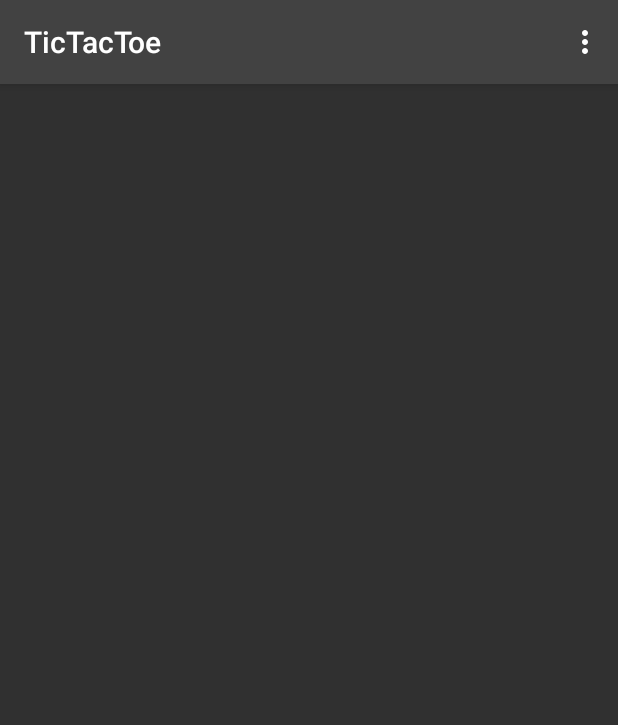
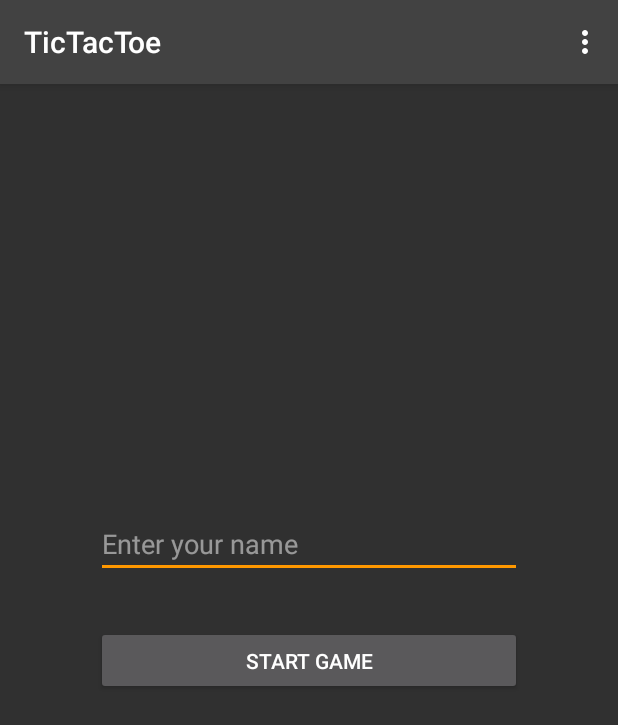
Before and after one commit to svendvd/TicTacToeAndroid, an Android app: the screen it shows after launch (MainActivity), in the options menu, after a tap on "Use Dark Theme", on a phone screen of 412 x 824 dp. Shown: the top 725 px of the screen. Run offline under Robolectric (Android 15) with nearby library versions, the phone set to English and light mode, and no system bars; our stand-ins replace ButterKnife.

Commit message:
Added Bindings.
Initial screen and actions.

```diff
--- a/app/build.gradle
+++ b/app/build.gradle
@@ -16,6 +16,11 @@ android {
             proguardFiles getDefaultProguardFile('proguard-android-optimize.txt'), 'proguard-rules.pro'
         }
     }
+
+    compileOptions {
+        sourceCompatibility JavaVersion.VERSION_1_8
+        targetCompatibility JavaVersion.VERSION_1_8
+    }
 }
 
 dependencies {
@@ -25,4 +30,9 @@ dependencies {
     testImplementation 'junit:junit:4.12'
     androidTestImplementation 'androidx.test:runner:1.1.0-alpha4'
     androidTestImplementation 'androidx.test.espresso:espresso-core:3.1.0-alpha4'
+
+    // ButterKnife library
+    implementation 'com.jakewharton:butterknife:10.1.0'
+    annotationProcessor 'com.jakewharton:butterknife-compiler:10.1.0'
+
 }
--- a/app/src/main/java/gmp/thiago/apps/tictactoe/MainActivity.java
+++ b/app/src/main/java/gmp/thiago/apps/tictactoe/MainActivity.java
@@ -1,6 +1,8 @@
 package gmp.thiago.apps.tictactoe;
 
 import androidx.appcompat.app.AppCompatActivity;
+import butterknife.BindView;
+import butterknife.ButterKnife;
 
 import android.content.Intent;
 import android.content.SharedPreferences;
@@ -9,11 +11,28 @@ import android.preference.PreferenceManager;
 import android.view.Menu;
 import android.view.MenuInflater;
 import android.view.MenuItem;
+import android.view.View;
+import android.widget.Button;
+import android.widget.EditText;
+import android.widget.TextView;
+import android.widget.Toast;
 
-public class MainActivity extends AppCompatActivity {
+public class MainActivity extends AppCompatActivity implements View.OnClickListener {
 
     private SharedPreferences prefs;
     private Boolean darkTheme;
+
+    private String playerName;
+
+    // View Bindings
+    @BindView(R.id.greetings)
+    TextView greetingsTv;
+    @BindView(R.id.playerName)
+    EditText playerNameEt;
+    @BindView(R.id.start_game_btn)
+    Button startGameBtn;
+    @BindView(R.id.change_name_btn)
+    Button changeNameBtn;
 
     @Override
     protected void onCreate(Bundle savedInstanceState) {
@@ -23,7 +42,23 @@ public class MainActivity extends AppCompatActivity {
         super.onCreate(savedInstanceState);
         setContentView(R.layout.activity_main);
 
+        ButterKnife.bind(this);
 
+        playerName = prefs.getString(getString(R.string.player_name_pref_key), null);
+
+        if (null != playerName) {
+            greetingsTv.setVisibility(View.VISIBLE);
+            greetingsTv.setText(String.format(getString(R.string.greetings), playerName));
+            playerNameEt.setVisibility(View.INVISIBLE);
+            changeNameBtn.setVisibility(View.VISIBLE);
+        } else {
+            greetingsTv.setVisibility(View.INVISIBLE);
+            playerNameEt.setVisibility(View.VISIBLE);
+            changeNameBtn.setVisibility(View.INVISIBLE);
+        }
+
+        startGameBtn.setOnClickListener(this);
+        changeNameBtn.setOnClickListener(this);
     }
 
     @Override
@@ -61,9 +96,38 @@ public class MainActivity extends AppCompatActivity {
                 default:
                     return super.onOptionsItemSelected(item);
             }
-
-
         }
         return super.onOptionsItemSelected(item);
     }
+
+    @Override
+    public void onClick(View v) {
+        SharedPreferences.Editor editor = prefs.edit();
+        switch (v.getId()) {
+            case R.id.change_name_btn:
+                playerName = null;
+                editor.remove(getString(R.string.player_name_pref_key));
+                editor.commit();
+                greetingsTv.setVisibility(View.INVISIBLE);
+                playerNameEt.setVisibility(View.VISIBLE);
+                changeNameBtn.setVisibility(View.INVISIBLE);
+                break;
+            case R.id.start_game_btn:
+                if (null == playerName) {
+                    playerName = playerNameEt.getText().toString().trim();
+                    if (!playerName.isEmpty()) {
+                        editor.putString(getString(R.string.player_name_pref_key), playerName);
+                        editor.commit();
+
+                        // TODO: Start game activity
+                    } else {
+                        Toast.makeText(this,
+                                getString(R.string.no_name_error), Toast.LENGTH_LONG).show();
+                    }
+                }
+                break;
+            default:
+                break;
+        }
+    }
 }
--- a/app/src/main/res/layout/activity_main.xml
+++ b/app/src/main/res/layout/activity_main.xml
@@ -4,4 +4,57 @@
     xmlns:tools="http://schemas.android.com/tools"
     android:layout_width="match_parent"
     android:layout_height="match_parent"
-    tools:context=".MainActivity"/>
+    tools:context=".MainActivity">
+
+    <EditText
+        android:id="@+id/playerName"
+        android:layout_width="0dp"
+        android:layout_height="wrap_content"
+        android:layout_marginBottom="32dp"
+        android:ems="10"
+        android:hint="@string/name_hint"
+        android:inputType="textPersonName"
+        app:layout_constraintBottom_toTopOf="@+id/start_game_btn"
+        app:layout_constraintEnd_toEndOf="@+id/start_game_btn"
+        app:layout_constraintStart_toStartOf="@+id/start_game_btn" />
+
+    <androidx.constraintlayout.widget.Guideline
+        android:id="@+id/guideline"
+        android:layout_width="wrap_content"
+        android:layout_height="wrap_content"
+        android:orientation="horizontal"
+        app:layout_constraintGuide_percent="0.5" />
+
+    <Button
+        android:id="@+id/start_game_btn"
+        android:layout_width="0dp"
+        android:layout_height="46dp"
+        android:layout_marginStart="64dp"
+        android:layout_marginLeft="64dp"
+        android:layout_marginEnd="64dp"
+        android:layout_marginRight="64dp"
+        android:text="@string/start_game"
+        app:layout_constraintBottom_toTopOf="@+id/guideline"
+        app:layout_constraintEnd_toEndOf="parent"
+        app:layout_constraintStart_toStartOf="parent"
+        app:layout_constraintTop_toTopOf="@+id/guideline" />
+
+    <Button
+        android:id="@+id/change_name_btn"
+        android:layout_width="0dp"
+        android:layout_height="wrap_content"
+        android:layout_marginTop="32dp"
+        android:text="@string/change_name"
+        app:layout_constraintEnd_toEndOf="@+id/start_game_btn"
+        app:layout_constraintStart_toStartOf="@+id/start_game_btn"
+        app:layout_constraintTop_toBottomOf="@+id/start_game_btn" />
+
+    <TextView
+        android:id="@+id/greetings"
+        android:layout_width="0dp"
+        android:layout_height="wrap_content"
+        android:layout_marginBottom="32dp"
+        app:layout_constraintBottom_toTopOf="@+id/start_game_btn"
+        app:layout_constraintEnd_toEndOf="@+id/start_game_btn"
+        app:layout_constraintStart_toStartOf="@+id/start_game_btn" />
+</androidx.constraintlayout.widget.ConstraintLayout>
--- a/app/src/main/res/values/strings.xml
+++ b/app/src/main/res/values/strings.xml
@@ -1,9 +1,20 @@
 <resources>
     <string name="app_name">TicTacToe</string>
 
+    <!-- Settings -->
     <string name="use_dark_theme_setting">Use Dark Theme</string>
     <string name="use_light_theme_setting">Use Light Theme</string>
 
+    <!-- Buttons -->
+    <string name="start_game">Start Game</string>
+    <string name="change_name">Change Player\'s Name</string>
+
+    <!-- Main Activity Strings -->
+    <string name="greetings">Hi %s, Welcome back</string>
+    <string name="name_hint">Enter your name</string>
+    <string name="no_name_error">You must enter your name before playing</string>
+
     <!-- Non-translatable strings. -->
     <string name="dark_theme_pref_key" translatable="false">dark_theme_pref_key</string>
+    <string name="player_name_pref_key" translatable="false">player_name_pref_key</string>
 </resources>
```
Also changed, not shown: 1 other file.
